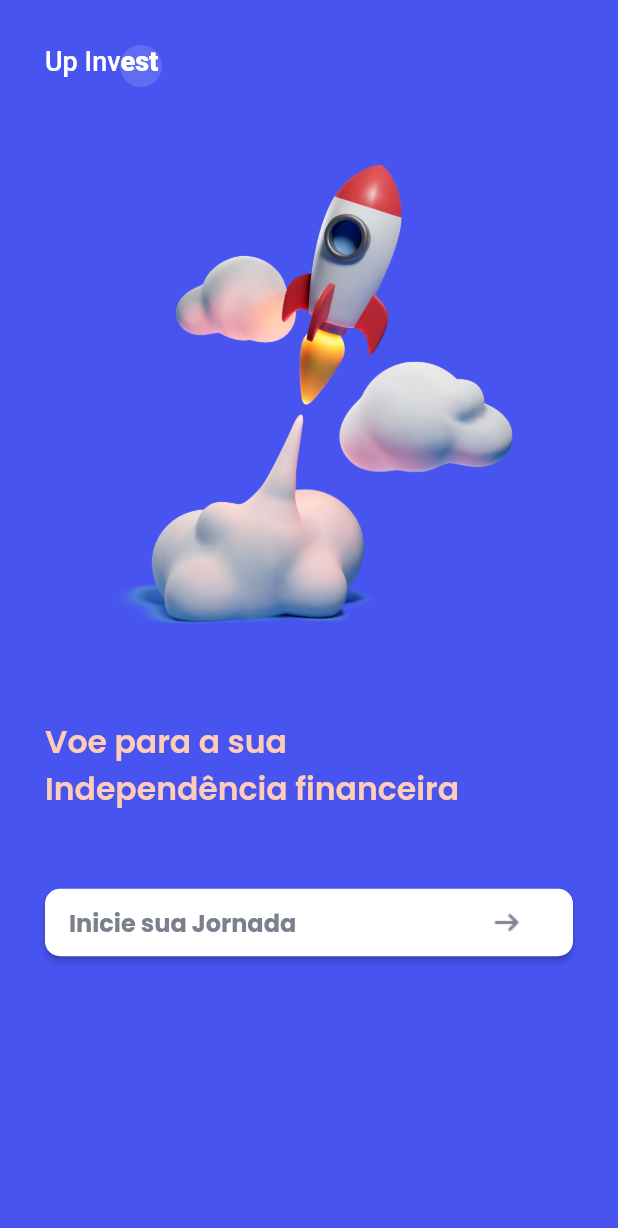
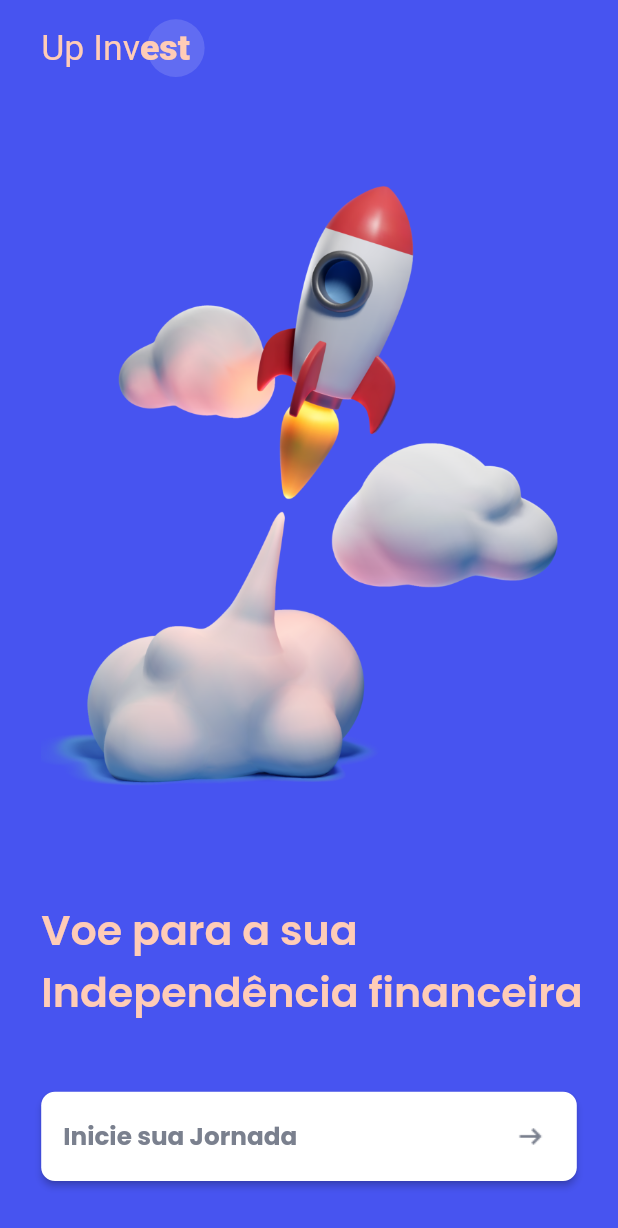
Before and after one commit to Amado76/Up_Invest, a Flutter app: the screen it shows after launch, on a phone screen of 412 x 824 dp. Shown: the top 1228 px of the screen. Run offline on Flutter 3.47's test engine with Material 2 defaults, Android fonts, the light colour scheme and no system bars; our stand-ins replace flutter_modular, google_fonts, responsive_framework.

Commit message:
Resolução de alguns problemas de responsividade e criação do module auth

```diff
--- a/lib/app/app_module.dart
+++ b/lib/app/app_module.dart
@@ -1,5 +1,7 @@
 import 'package:flutter_modular/flutter_modular.dart';
 import 'package:up_invest/app/modules/get_started/get_started_module.dart';
+
+import 'modules/auth/auth_module.dart';
 
 class AppModule extends Module {
   @override
@@ -8,6 +10,8 @@ class AppModule extends Module {
   @override
   List<ModularRoute> get routes => [
         ModuleRoute('/',
-            module: GetStartedModule(), transition: TransitionType.fadeIn)
+            module: GetStartedModule(), transition: TransitionType.fadeIn),
+        ModuleRoute('/auth',
+            module: AuthModule(), transition: TransitionType.fadeIn)
       ];
 }
--- a/lib/app/core/constants.dart
+++ b/lib/app/core/constants.dart
@@ -9,8 +9,5 @@ class Constants {
   static const Color greyColor = Color.fromRGBO(180, 181, 183, 1.0);
   static const Color textButtonCollor = Color.fromRGBO(186, 185, 208, 1.0);
 
-  TextStyle tittleStyle = TextStyle(fontSize: 26,color: peachColor);
-
-
-
+  TextStyle tittleStyle = const TextStyle(fontSize: 26, color: peachColor);
 }
--- a/lib/app/modules/login/login_module.dart
+++ b/lib/app/modules/auth/auth_module.dart
@@ -2,12 +2,12 @@ import 'package:flutter_modular/flutter_modular.dart';
 
 import 'login_page.dart';
 
-class GetStartedModule extends Module {
+class AuthModule extends Module {
   @override
   final List<Bind> binds = [];
 
   @override
   final List<ModularRoute> routes = [
-    ChildRoute('/', child: (_, args) => LoginPage())
+    ChildRoute('/', child: (_, args) => const LoginPage())
   ];
 }
--- a/lib/app/modules/get_started/get_started_page.dart
+++ b/lib/app/modules/get_started/get_started_page.dart
@@ -8,22 +8,34 @@ class GetStartedPage extends StatelessWidget {
 
   @override
   Widget build(BuildContext context) {
-    final size = const MediaQueryData().size;
+    final size = MediaQuery.of(context).size;
+    final systemBarSize = MediaQuery.of(context).viewPadding.top;
+    final bottomBarSize = MediaQuery.of(context).viewPadding.bottom;
+
     return Scaffold(
       backgroundColor: Constants.primaryColor,
       body: SafeArea(
+        child: SingleChildScrollView(
           child: Padding(
             padding: const EdgeInsets.only(left: 30, right: 30),
+            child: SizedBox(
+              height: size.height - systemBarSize - bottomBarSize,
               child: Column(children: [
-            const SizedBox(
-              height: 30,
+                Column(
+                  children: const [
+                    SizedBox(height: 20),
+                    AppNameText(),
+                    SizedBox(height: 36),
+                  ],
                 ),
-            const AppNameText(),
-            const SizedBox(
-              height: 36,
+                Expanded(
+                  child: Image.asset(
+                    'assets/images/main.png',
                   ),
-            Image.asset('assets/images/main.png'),
-            const SizedBox(height: 40),
+                ),
+                Column(
+                  children: [
+                    const SizedBox(height: 30),
                     Row(
                       mainAxisAlignment: MainAxisAlignment.start,
                       children: const [
@@ -31,15 +43,19 @@ class GetStartedPage extends StatelessWidget {
                           'Voe para a sua\n' 'Independência financeira',
                           style: TextStyle(
                               color: Constants.peachColor,
-                      fontSize: 21,
-                      fontStyle: FontStyle.normal,
+                              fontSize: 30,
                               fontWeight: FontWeight.w600),
                         ),
                       ],
                     ),
                     const SizedBox(height: 50),
                     const ButtonGetStarted(),
+                    const SizedBox(height: 40),
+                  ],
+                ),
               ]),
+            ),
+          ),
         ),
       ),
     );
--- a/lib/app/modules/get_started/widgets/app_name_text.dart
+++ b/lib/app/modules/get_started/widgets/app_name_text.dart
@@ -1,6 +1,6 @@
 import 'package:flutter/material.dart';
 
-import '../../core/constants.dart';
+import '../../../core/constants.dart';
 
 class AppNameText extends StatelessWidget {
   const AppNameText({
@@ -13,16 +13,17 @@ class AppNameText extends StatelessWidget {
       mainAxisAlignment: MainAxisAlignment.start,
       children: [
         Stack(
+          alignment: AlignmentDirectional.centerEnd,
           clipBehavior: Clip.none,
           children: [
             Positioned(
-              left: 50,
+              left: 77,
               child: Container(
                 decoration: const BoxDecoration(
                     shape: BoxShape.circle,
                     color: Color.fromRGBO(97, 108, 242, 1.0)),
-                width: 28,
-                height: 28,
+                width: 42,
+                height: 42,
               ),
             ),
             RichText(
@@ -30,13 +31,12 @@ class AppNameText extends StatelessWidget {
                     text: 'Up Inv',
                     style: TextStyle(
                         color: Constants.peachColor,
-                        fontSize: 18,
-                        fontWeight: FontWeight.w500),
+                        fontSize: 26,
+                        fontWeight: FontWeight.w400),
                     children: [
                   TextSpan(
                       text: 'est',
                       style: TextStyle(
-                        fontSize: 18,
                         fontWeight: FontWeight.w900,
                       ))
                 ])),
--- a/lib/app/modules/get_started/widgets/button_get_started.dart
+++ b/lib/app/modules/get_started/widgets/button_get_started.dart
@@ -1,4 +1,5 @@
 import 'package:flutter/material.dart';
+import 'package:flutter_modular/flutter_modular.dart';
 
 class ButtonGetStarted extends StatelessWidget {
   const ButtonGetStarted({
@@ -10,22 +11,25 @@ class ButtonGetStarted extends StatelessWidget {
     return Directionality(
       textDirection: TextDirection.rtl,
       child: ElevatedButton.icon(
-        icon: const ImageIcon(AssetImage('assets/icons/short_right.png'),
-            size: 25),
-        onPressed: () {},
+        icon: const ImageIcon(
+            AssetImage(
+              'assets/icons/short_right.png',
+            ),
+            size: 40),
+        onPressed: () => Modular.to.navigate('/auth'),
         style: ElevatedButton.styleFrom(
             alignment: Alignment.centerLeft,
-            minimumSize: const Size(400, 45),
-            primary: Colors.white,
-            onPrimary: const Color.fromRGBO(122, 128, 142, 1.0),
+            minimumSize: const Size(400, 65),
+            backgroundColor: Colors.white,
+            foregroundColor: const Color.fromRGBO(122, 128, 142, 1.0),
             shape: RoundedRectangleBorder(
                 borderRadius: BorderRadius.circular(10))),
         label: const Padding(
-          padding: EdgeInsets.only(right: 120.0),
+          padding: EdgeInsets.only(right: 142.0),
           child: Text(
             'Inicie sua Jornada',
             style: TextStyle(
-              fontSize: 16,
+              fontSize: 18,
               fontWeight: FontWeight.bold,
             ),
           ),
--- a/lib/app/my_app.dart
+++ b/lib/app/my_app.dart
@@ -1,6 +1,7 @@
 import 'package:flutter/material.dart';
 import 'package:flutter_modular/flutter_modular.dart';
 import 'package:google_fonts/google_fonts.dart';
+import 'package:responsive_framework/responsive_wrapper.dart';
 
 class MyApp extends StatelessWidget {
   const MyApp({Key? key}) : super(key: key);
@@ -15,6 +16,10 @@ class MyApp extends StatelessWidget {
       routeInformationParser: Modular.routeInformationParser,
       routerDelegate: Modular.routerDelegate,
       title: 'Up Invest',
+      builder: (context, child) {
+        return ResponsiveWrapper.builder(child,
+            defaultScale: true, defaultScaleFactor: 1);
+      },
     );
   }
 }
--- a/pubspec.yaml
+++ b/pubspec.yaml
@@ -36,6 +36,7 @@ dependencies:
   cupertino_icons: ^1.0.2
   flutter_modular: ^5.0.3
   google_fonts: ^3.0.1
+  responsive_framework: ^0.2.0
 
 dev_dependencies:
   flutter_test:
```
Also changed, not shown: lib/app/modules/auth/login_page.dart (added, +45 -0 lines), lib/app/modules/auth/widgets/custom_elevated_button.dart (added, +33 -0 lines), lib/app/modules/auth/widgets/custom_text_form_field.dart (added, +46 -0 lines), lib/app/modules/auth/widgets/forgot_password.dart (added, +20 -0 lines), lib/app/modules/auth/widgets/login_form.dart (added, +57 -0 lines), lib/app/modules/auth/widgets/remember_me.dart (added, +43 -0 lines), lib/app/modules/login/login_page.dart (deleted, +0 -15 lines), assets/images/logo_up_invest.png (added), assets/images/logo_upinvest.svg (deleted), assets/images/main.png, pubspec.lock. Lines whose indentation alone changed are shown as unchanged.
